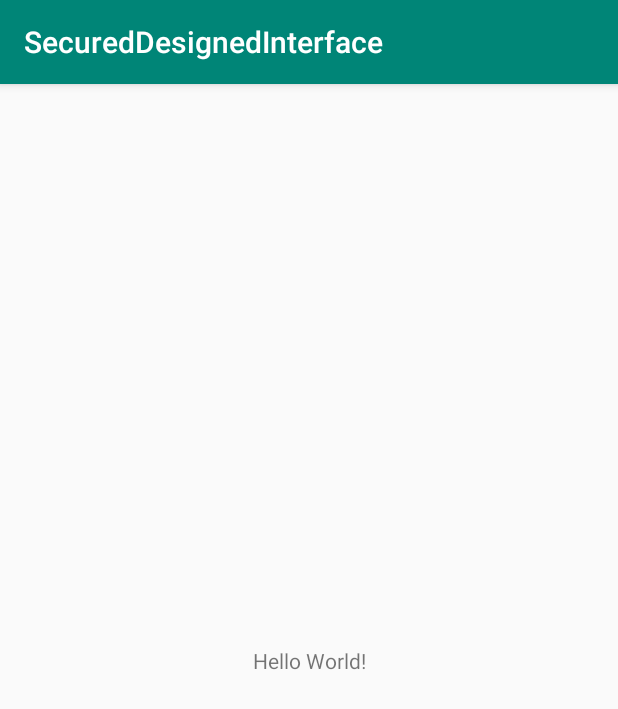
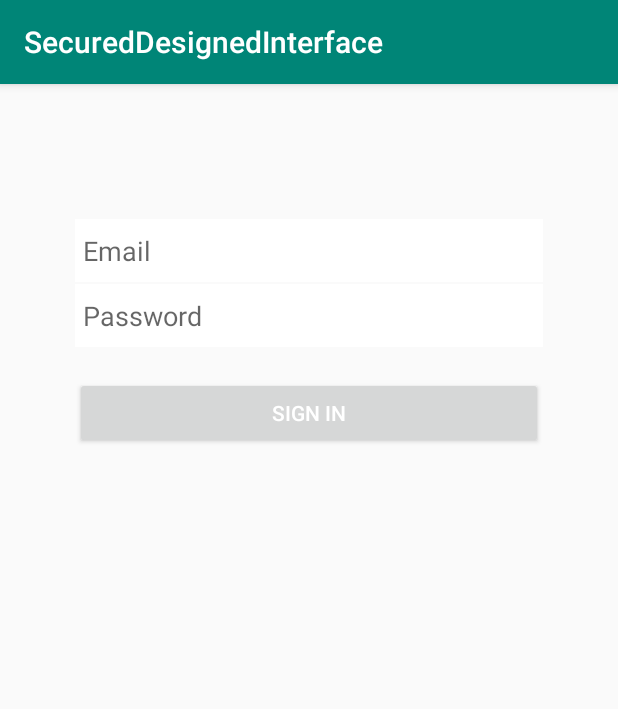
Before and after one commit to arthybck/SecuredDesignedInterface, an Android app: the screen it shows after launch (MainActivity before the commit, LoginActivity after it), on a phone screen of 412 x 824 dp. Shown: the top 709 px of the screen. Run offline under Robolectric (Android 15) with nearby library versions, the phone set to English and light mode, and no system bars.

Commit message:
Instantiated login Activity

```diff
--- a/app/build.gradle
+++ b/app/build.gradle
@@ -22,6 +22,7 @@ dependencies {
     implementation fileTree(dir: 'libs', include: ['*.jar'])
     implementation 'com.android.support:appcompat-v7:27.1.1'
     implementation 'com.android.support.constraint:constraint-layout:1.1.3'
+    implementation 'com.android.support:design:27.1.1'
     testImplementation 'junit:junit:4.12'
     androidTestImplementation 'com.android.support.test:runner:1.0.2'
     androidTestImplementation 'com.android.support.test.espresso:espresso-core:3.0.2'
--- a/app/src/main/AndroidManifest.xml
+++ b/app/src/main/AndroidManifest.xml
@@ -9,13 +9,14 @@
         android:roundIcon="@mipmap/ic_launcher_round"
         android:supportsRtl="true"
         android:theme="@style/AppTheme">
-        <activity android:name=".MainActivity">
+        <activity android:name=".Activities.LoginActivity">
             <intent-filter>
                 <action android:name="android.intent.action.MAIN" />
 
                 <category android:name="android.intent.category.LAUNCHER" />
             </intent-filter>
         </activity>
+        <activity android:name=".MainActivity" />
     </application>
 
 </manifest>
--- /dev/null
+++ b/app/src/main/java/fr/tixado_d/secureddesignedinterface/Activities/LoginActivity.java
@@ -0,0 +1,48 @@
+package fr.tixado_d.secureddesignedinterface.Activities;
+
+import android.content.Intent;
+import android.os.Bundle;
+import android.support.v7.app.AppCompatActivity;
+import android.text.TextUtils;
+import android.util.Log;
+import android.view.View;
+import android.widget.EditText;
+
+import fr.tixado_d.secureddesignedinterface.MainActivity;
+import fr.tixado_d.secureddesignedinterface.R;
+
+public class LoginActivity extends AppCompatActivity {
+
+    private EditText EmailAddress;
+    private EditText Password;
+
+    @Override
+    public void onCreate(Bundle savedInstanceState) {
+        super.onCreate(savedInstanceState);
+        setContentView(R.layout.activity_login);
+
+        EmailAddress = findViewById(R.id.userEmail);
+        Password = findViewById(R.id.userPassword);
+    }
+
+    public static boolean isValidEmail(CharSequence target) {
+        if (TextUtils.isEmpty(target)) {
+            return false;
+        } else {
+            return android.util.Patterns.EMAIL_ADDRESS.matcher(target).matches();
+        }
+    }
+
+    public void SingIn(View view) {
+        if (isValidEmail(EmailAddress.getText()) && Password.length() > 7) {
+            Log.e("isvalidEmail = ", "oui");
+            //faire appel API
+            Intent i = new Intent(this, MainActivity.class);
+            startActivity(i);
+
+        } else {
+            Log.e("invalid email password", "oui");
+        }
+
+    }
+}
--- /dev/null
+++ b/app/src/main/res/layout/activity_login.xml
@@ -0,0 +1,46 @@
+<?xml version="1.0" encoding="utf-8"?>
+<LinearLayout
+    xmlns:android="http://schemas.android.com/apk/res/android" android:layout_width="match_parent"
+    android:layout_height="match_parent"
+    android:orientation="vertical">
+
+    <EditText
+        android:id="@+id/userEmail"
+        android:layout_width="match_parent"
+        android:layout_height="42dp"
+        android:hint="Email"
+        android:layout_marginLeft="50dp"
+        android:layout_marginRight="50dp"
+        android:layout_marginTop="90dp"
+        android:background="@color/colorWhite"
+        android:padding="5dp"
+        android:inputType="textEmailAddress"
+        />
+
+    <EditText
+        android:id="@+id/userPassword"
+        android:layout_width="match_parent"
+        android:layout_height="42dp"
+        android:hint="Password"
+        android:layout_marginLeft="50dp"
+        android:layout_marginRight="50dp"
+        android:background="@color/colorWhite"
+        android:layout_marginTop="1dp"
+        android:padding="5dp"
+        android:inputType="textPassword"
+        />
+
+    <Button
+        android:layout_width="fill_parent"
+        android:layout_height="wrap_content"
+        android:layout_marginTop="20dp"
+        android:layout_marginLeft="50dp"
+        android:layout_marginRight="50dp"
+        android:text="Sign In"
+        android:textColor="@color/colorWhite"
+        android:layout_gravity="bottom"
+        android:onClick="SingIn"
+
+        />
+
+</LinearLayout>
--- a/app/src/main/res/values/colors.xml
+++ b/app/src/main/res/values/colors.xml
@@ -3,4 +3,6 @@
     <color name="colorPrimary">#008577</color>
     <color name="colorPrimaryDark">#00574B</color>
     <color name="colorAccent">#D81B60</color>
+    <color name="colorWhite">#FFFFFF</color>
+
 </resources>
```
